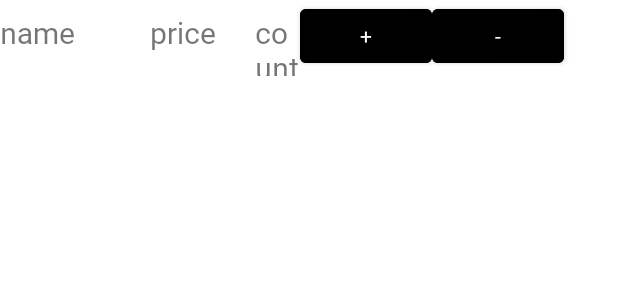
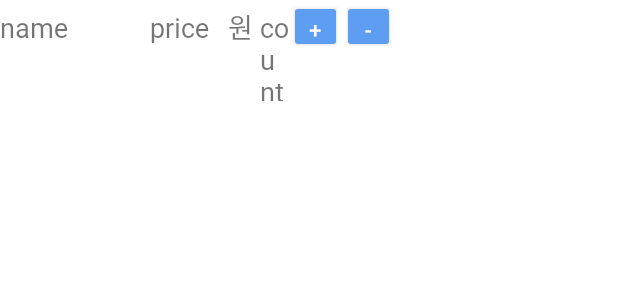
Before and after one commit to KNUwarriors/ETRI_Kiosk, an Android app: the layout order_list.xml on its own in the app's theme, with its tools: preview values and no code run, on a phone screen of 412 x 824 dp. Shown: the top 300 px of the screen. Run offline under Robolectric (Android 15) with nearby library versions, the phone set to English and light mode, and no system bars.

Commit message:
order count xml change

```diff
--- a/app/src/main/res/layout/activity_main.xml
+++ b/app/src/main/res/layout/activity_main.xml
@@ -38,13 +38,13 @@
         android:layout_width="match_parent"
         android:layout_height="match_parent"
         android:orientation="horizontal"
-        android:layout_margin="10dp">
+        android:layout_margin="5dp">
 
         <androidx.recyclerview.widget.RecyclerView
             android:id="@+id/orderRecyclerView"
-            android:layout_width="250dp"
+            android:layout_width="260dp"
             android:layout_height="match_parent"
-            android:layout_margin="10dp"/>
+            android:layout_margin="3dp"/>
 
         <Button
             android:id="@+id/payButton"
--- a/app/src/main/res/layout/order_list.xml
+++ b/app/src/main/res/layout/order_list.xml
@@ -9,35 +9,46 @@
         android:layout_width="100dp"
         android:layout_height="wrap_content"
         android:text="name"
-        android:textSize="20dp"/>
+        android:textSize="18dp"/>
 
     <TextView
         android:id="@+id/price"
-        android:layout_width="70dp"
+        android:layout_width="52dp"
         android:layout_height="wrap_content"
         android:text="price"
-        android:textSize="20dp"/>
+        android:textSize="18dp"/>
+
+    <TextView
+        android:layout_width="21dp"
+        android:layout_height="wrap_content"
+        android:text="원"
+        android:textSize="18dp"/>
 
     <TextView
         android:id="@+id/count"
-        android:layout_width="30dp"
+        android:layout_width="19dp"
         android:layout_height="wrap_content"
         android:text="count"
-        android:textSize="20dp"/>
+        android:textSize="18dp"/>
 
-    <Button
+    <androidx.appcompat.widget.AppCompatButton
         android:id="@+id/increaseButton"
-        android:layout_width="wrap_content"
-        android:layout_height="wrap_content"
+        android:layout_width="35dp"
+        android:layout_height="35dp"
         android:text="+"
-        android:backgroundTint="@color/black"
+        android:textStyle="bold"
+        android:textColor="@color/white"
+        android:backgroundTint="#5D9DF2"
         />
 
-    <Button
+    <androidx.appcompat.widget.AppCompatButton
         android:id="@+id/decreaseButton"
-        android:layout_width="wrap_content"
-        android:layout_height="wrap_content"
+        android:layout_width="35dp"
+        android:layout_height="35dp"
         android:text="-"
-        android:backgroundTint="@color/black"
+        android:textStyle="bold"
+        android:textColor="@color/white"
+        android:backgroundTint="#5D9DF2"
         />
+
 </LinearLayout>
```
